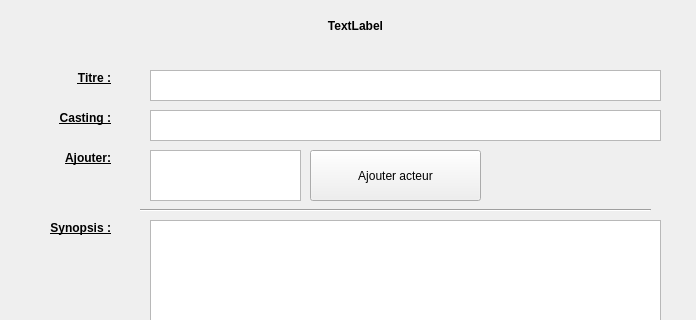
Old version of the form ui/detailEditWidget.ui in the repository KaneRoot/ihmsem6a; both pictures show x 0 to 696 and y 0 to 320 of the 696 by 540 pixel window.
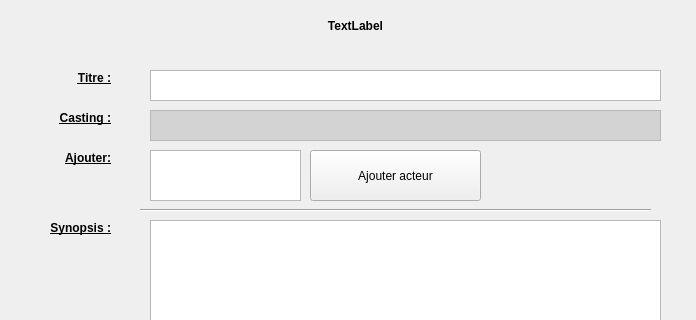
New version of the form.

Commit message: Modif couleur arrire plan

Patch:
```diff
--- a/ui/detailEditWidget.ui
+++ b/ui/detailEditWidget.ui
@@ -53,6 +53,43 @@
      <height>31</height>
     </rect>
    </property>
+   <property name="palette">
+    <palette>
+     <active>
+      <colorrole role="Base">
+       <brush brushstyle="SolidPattern">
+        <color alpha="255">
+         <red>211</red>
+         <green>211</green>
+         <blue>211</blue>
+        </color>
+       </brush>
+      </colorrole>
+     </active>
+     <inactive>
+      <colorrole role="Base">
+       <brush brushstyle="SolidPattern">
+        <color alpha="255">
+         <red>211</red>
+         <green>211</green>
+         <blue>211</blue>
+        </color>
+       </brush>
+      </colorrole>
+     </inactive>
+     <disabled>
+      <colorrole role="Base">
+       <brush brushstyle="SolidPattern">
+        <color alpha="255">
+         <red>244</red>
+         <green>244</green>
+         <blue>244</blue>
+        </color>
+       </brush>
+      </colorrole>
+     </disabled>
+    </palette>
+   </property>
    <property name="readOnly">
     <bool>true</bool>
    </property>
```
